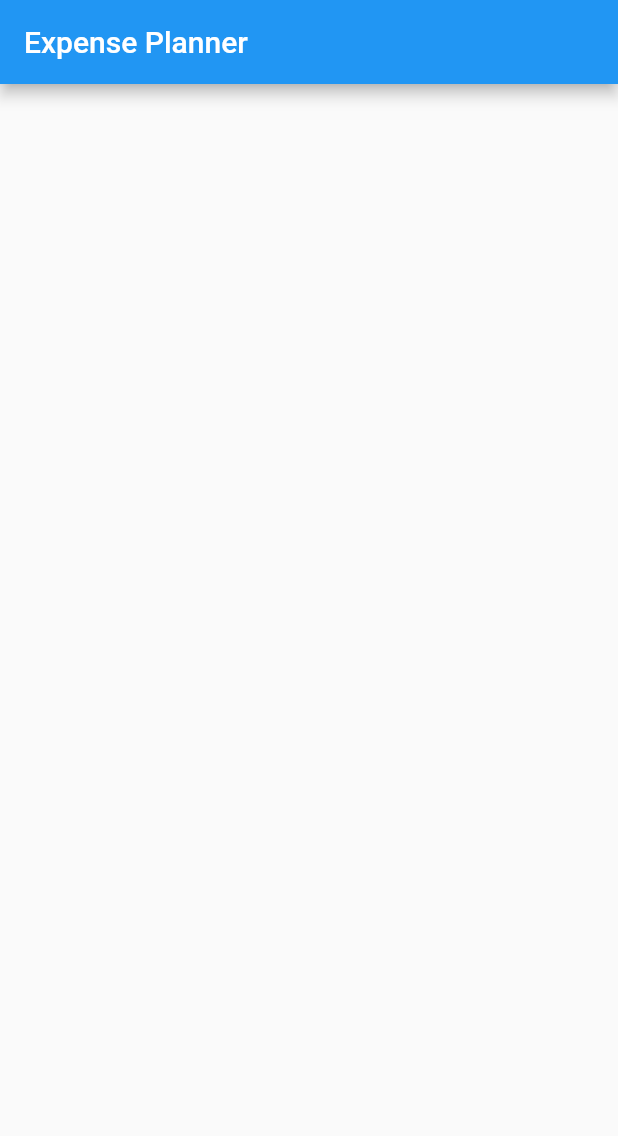
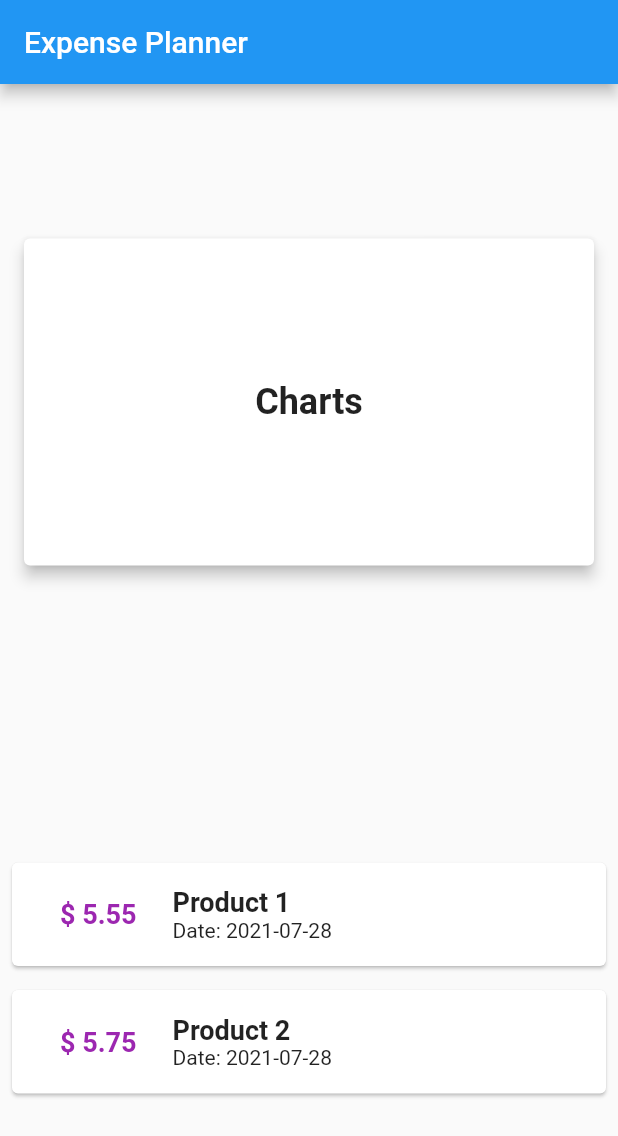
Before and after one commit to suhas-kadu/expense_planner, a Flutter app: the screen it shows after launch, on a phone screen of 412 x 824 dp. Shown: the top 1136 px of the screen. Run offline on Flutter 3.47's test engine with Material 2 defaults, Android fonts, the phone set to English and light mode, and no system bars.

Commit message:
transaction model added

```diff
--- a/lib/main.dart
+++ b/lib/main.dart
@@ -1,4 +1,5 @@
 import 'package:flutter/material.dart';
+import './views/home_page.dart';
 
 void main() {
   runApp(MyApp());
@@ -12,13 +13,3 @@ class MyApp extends StatelessWidget {
     );
   }
 }
-
-class HomePage extends StatelessWidget {
-  @override
-  Widget build(BuildContext context) {
-    return Scaffold(
-      appBar: AppBar(title: Text("Expense Planner"),),
-      // body: Con,
-    );
-  }
-}
--- /dev/null
+++ b/lib/models/transaction.dart
@@ -0,0 +1,16 @@
+import 'package:flutter/foundation.dart';
+
+class Transaction {
+  String id;
+  String title;
+  double amount;
+  DateTime dateTime;
+
+  Transaction({
+    @required this.id,
+    @required this.title,
+    @required this.amount,
+    @required this.dateTime,
+  });
+
+}
--- /dev/null
+++ b/lib/views/home_page.dart
@@ -0,0 +1,86 @@
+import 'package:flutter/material.dart';
+import '../models/transaction.dart';
+
+class HomePage extends StatelessWidget {
+  final List transactions = <Transaction>[
+    Transaction(
+        id: "t1", title: "Product 1", amount: 5.55, dateTime: DateTime.now()),
+    Transaction(
+        id: "t2", title: "Product 2", amount: 5.75, dateTime: DateTime.now())
+  ];
+
+  @override
+  Widget build(BuildContext context) {
+    return Scaffold(
+      appBar: AppBar(
+        title: Text("Expense Planner"),
+      ),
+      body: Column(
+          mainAxisAlignment: MainAxisAlignment.spaceAround,
+          crossAxisAlignment: CrossAxisAlignment.stretch,
+          children: <Widget>[
+            Container(
+              width: double.infinity,
+              height: 250,
+              child: Card(
+                 margin: const EdgeInsets.all(16.0),
+                elevation: 4.0,
+                child: Center(
+                  child: Text(
+                    "Charts",
+                    style: TextStyle(
+                      fontWeight: FontWeight.bold,
+                      fontSize: 24,
+                    ),
+                    // textAlign: TextAlign.center,
+                  ),
+                ),
+              ),
+            ),
+            Column(
+              children: transactions.map((transaction) {
+                return Card(
+                  margin: const EdgeInsets.all(8.0),
+                  child: Padding(
+                    padding: const EdgeInsets.all(8.0),
+                    child: Row(
+                      // mainAxisAlignment: MainAxisAlignment.spaceBetween,
+                      children: <Widget>[
+                        Container(
+                          margin: EdgeInsets.symmetric(
+                              vertical: 8.0, horizontal: 16.0),
+                          padding: const EdgeInsets.all(8.0),
+                          child: Text(
+                            "\$ ${transaction.amount}",
+                            textAlign: TextAlign.end,
+                            style: TextStyle(
+                              fontWeight: FontWeight.bold,
+                              fontSize: 18,
+                              color: Colors.purple,
+                            ),
+                          ),
+                        ),
+                        Column(
+                          crossAxisAlignment: CrossAxisAlignment.start,
+                          children: <Widget>[
+                            Text(
+                              transaction.title,
+                              style: TextStyle(
+                                fontWeight: FontWeight.bold,
+                                fontSize: 18,
+                                // color: Colors.purple,
+                              ),
+                            ),
+                            Text("Date: ${transaction.dateTime.toString().substring(0,11)}"),
+                          ],
+                        ),
+                      ],
+                    ),
+                  ),
+                );
+              }).toList(),
+            )
+          ]),
+    );
+  }
+}
```
